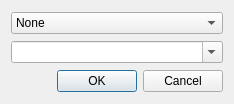
This is src/projecteditor.ui in pasbi/TiRe as Qt 5 draws it before an edit. The edited form follows.
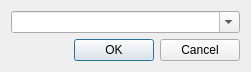
This is the edited form.

Diff of the .ui file:
```diff
--- a/src/projecteditor.ui
+++ b/src/projecteditor.ui
@@ -6,41 +6,14 @@
    <rect>
     <x>0</x>
     <y>0</y>
-    <width>234</width>
-    <height>104</height>
+    <width>251</width>
+    <height>71</height>
    </rect>
   </property>
   <property name="windowTitle">
    <string>ProjectEditor</string>
   </property>
   <layout class="QVBoxLayout" name="verticalLayout">
-   <item>
-    <widget class="QComboBox" name="cb_type">
-     <property name="editable">
-      <bool>false</bool>
-     </property>
-     <item>
-      <property name="text">
-       <string>None</string>
-      </property>
-     </item>
-     <item>
-      <property name="text">
-       <string>Work</string>
-      </property>
-     </item>
-     <item>
-      <property name="text">
-       <string>Holiday</string>
-      </property>
-     </item>
-     <item>
-      <property name="text">
-       <string>Sick</string>
-      </property>
-     </item>
-    </widget>
-   </item>
    <item>
     <widget class="QComboBox" name="cb_name">
      <property name="editable">
```
